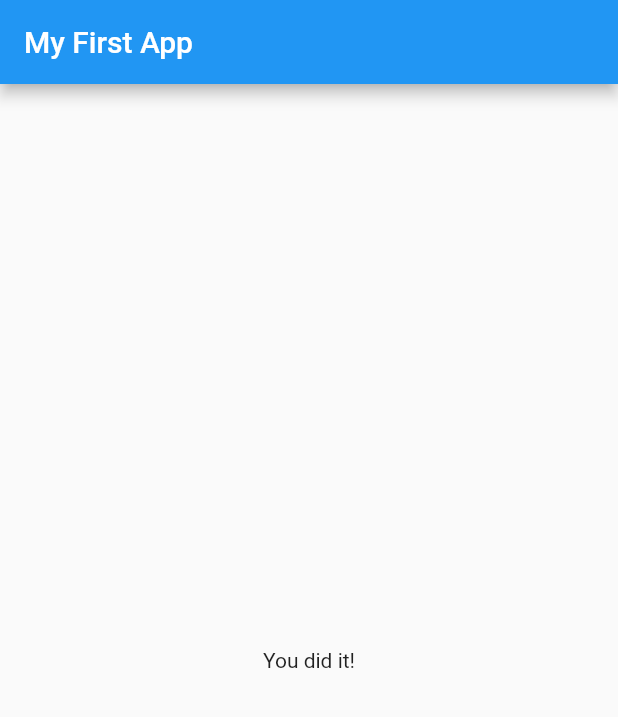
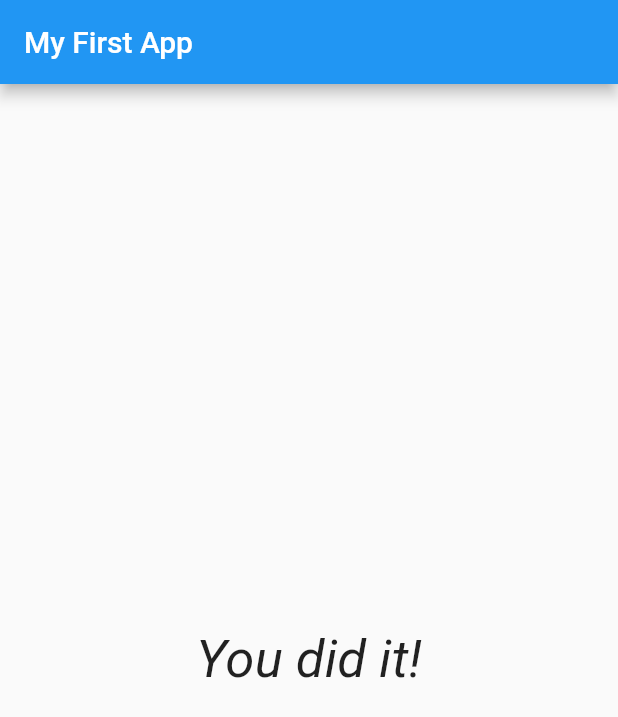
Before and after one commit to imobasshir/flutter_start, a Flutter app: the screen it shows after launch, after a tap on "Black", after a tap on "Bread", after a tap on "Dog", on a phone screen of 412 x 824 dp. Shown: the top 717 px of the screen. Run offline on Flutter 3.47's test engine with Material 2 defaults, Android fonts, the phone set to English and light mode, and no system bars.

Commit message:
added if else condoition

```diff
--- a/lib/main.dart
+++ b/lib/main.dart
@@ -65,7 +65,10 @@ class _MyAppState extends State<MyApp> {
               ],
             )
           : Center(
-              child: Text('You did it!'),
+              child: Text(
+                'You did it!',
+                style: TextStyle(fontSize: 35, fontStyle: FontStyle.italic),
+              ),
             ),
     ));
   }
```
